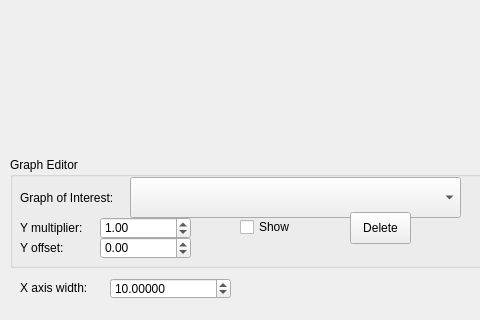
Old version of the form src/WhiskerToolbox/AnalogViewer/analog_viewer.ui in the repository paulmthompson/WhiskerToolbox; both pictures show x 0 to 480 and y 223 to 543 of the 581 by 543 pixel window.
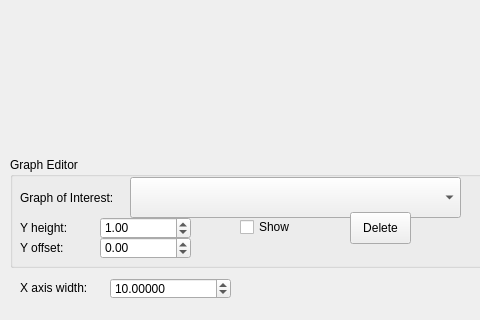
New version of the form. Custom widgets are drawn as their Qt base class.

Commit message:
Revamp graph transforming
Each graph now has its own y-axis which is independently scaled and offset. This is a true scaling instead of the fake linear transforms which were applied on top of the raw data.

Patch:
```diff
--- a/src/WhiskerToolbox/AnalogViewer/analog_viewer.ui
+++ b/src/WhiskerToolbox/AnalogViewer/analog_viewer.ui
@@ -90,7 +90,7 @@
      </rect>
     </property>
     <property name="text">
-     <string>Y multiplier:</string>
+     <string>Y height:</string>
     </property>
    </widget>
    <widget class="QLabel" name="label_3">
```
Left out of the diff: 4 changed lines with no effect on the pictures. The commit also changes 2 other files.
